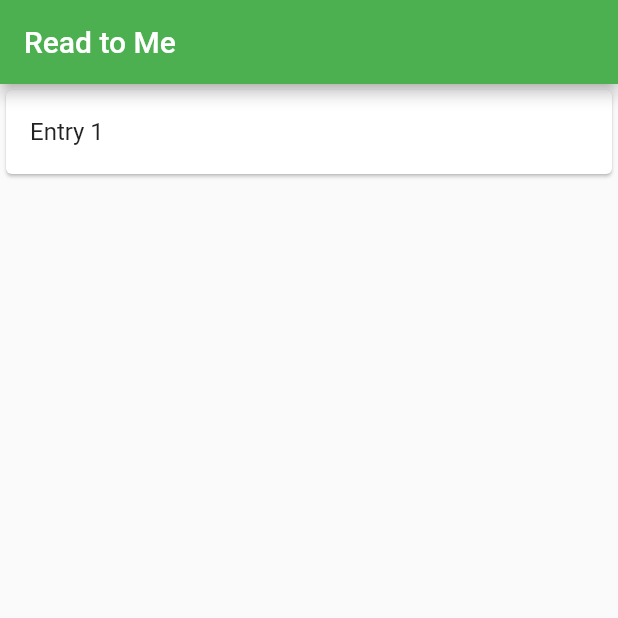
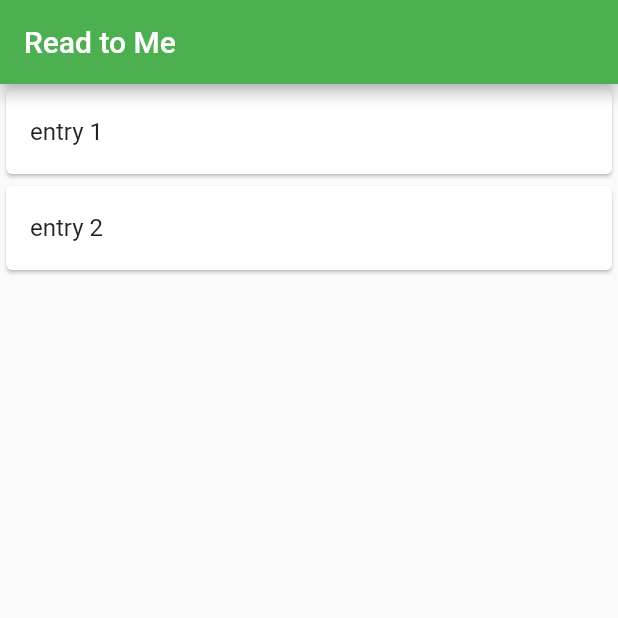
Before and after one commit to adithya-somasundaram/readtome, a Flutter app: the screen it shows after launch, on a phone screen of 412 x 824 dp, the top half of it. Run offline on Flutter 3.47's test engine with Material 2 defaults, Android fonts, the phone set to English and light mode, and no system bars; our stand-ins replace string_validator.

Commit message:
added future builder to read and load from passages json

```diff
--- a/lib/home.dart
+++ b/lib/home.dart
@@ -1,17 +1,10 @@
+import 'dart:convert';
 import 'package:flutter/material.dart';
+import 'package:flutter/services.dart';
 import './entry.dart';
 
 class MyHomePage extends StatefulWidget {
   MyHomePage({Key key, this.title}) : super(key: key);
-
-  // This widget is the home page of your application. It is stateful, meaning
-  // that it has a State object (defined below) that contains fields that affect
-  // how it looks.
-
-  // This class is the configuration for the state. It holds the values (in this
-  // case the title) provided by the parent (in this case the App widget) and
-  // used by the build method of the State. Fields in a Widget subclass are
-  // always marked "final".
 
   final String title;
 
@@ -20,64 +13,74 @@ class MyHomePage extends StatefulWidget {
 }
 
 class _MyHomePageState extends State<MyHomePage> {
+  Future<String> _loadEntries() async {
+    return await rootBundle.loadString("assets/passages.json");
+  }
+
+  Future _storeEntries() async {
+    String result = await _loadEntries();
+    return jsonDecode(result);
+  }
+
+  _helper(name, msg) {
+    return GestureDetector(
+      onTap: () {
+        Navigator.of(context).push(MaterialPageRoute(
+            builder: (context) => Entry(title: name, message: msg)));
+      },
+      child: new Card(
+        child: ListTile(
+          title: Text(name),
+        ),
+      ),
+    );
+  }
 
   @override
   Widget build(BuildContext context) {
-    String temp = "The researchers found that word recall was greatest when the participants read aloud to themselves.\n\n“This study confirms that learning and memory benefit from active involvement,” says study author Colin M. MacLeod, a professor and chair of the Department of Psychology at the University of Waterloo.";
-    // This method is rerun every time setState is called, for instance as done
-    // by the _incrementCounter method above.
-    //
-    // The Flutter framework has been optimized to make rerunning build methods
-    // fast, so that you can just rebuild anything that needs updating rather
-    // than having to individually change instances of widgets.
     return Scaffold(
       appBar: AppBar(
-        // Here we take the value from the MyHomePage object that was created by
-        // the App.build method, and use it to set our appbar title.
         title: Text(widget.title),
       ),
       body: Center(
-        // Center is a layout widget. It takes a single child and positions it
-        // in the middle of the parent.
-        child: Column(
-          // Column is also a layout widget. It takes a list of children and
-          // arranges them vertically. By default, it sizes itself to fit its
-          // children horizontally, and tries to be as tall as its parent.
-          //
-          // Invoke "debug painting" (press "p" in the console, choose the
-          // "Toggle Debug Paint" action from the Flutter Inspector in Android
-          // Studio, or the "Toggle Debug Paint" command in Visual Studio Code)
-          // to see the wireframe for each widget.
-          //
-          // Column has various properties to control how it sizes itself and
-          // how it positions its children. Here we use mainAxisAlignment to
-          // center the children vertically; the main axis here is the vertical
-          // axis because Columns are vertical (the cross axis would be
-          // horizontal).
-          mainAxisAlignment: MainAxisAlignment.start,
-          children: <Widget>[
-            GestureDetector(
-              onTap: (){
-                Navigator.of(context).push(
-                  MaterialPageRoute(
-                    builder: (context) => Entry(title: 'Entry 1', message: temp)
-                  )
-                );
-              },
-              child: new Card(
-                child: ListTile(
-                  title: Text('Entry 1'),
-                ),
-              ) ,
-            )
-          ],
-        ),
-      ),
-      // floatingActionButton: FloatingActionButton(
-      //   onPressed: _incrementCounter,
-      //   tooltip: 'Increment',
-      //   child: Icon(Icons.add),
-      // ), // This trailing comma makes auto-formatting nicer for build methods.
+          child: FutureBuilder(
+              future: _storeEntries(),
+              builder: (BuildContext context, AsyncSnapshot snapshot) {
+                List<Widget> result;
+                if (snapshot.hasData) {
+                  result = <Widget>[
+                    for (var x in snapshot.data['entries'])
+                      _helper(x['name'], x['passage'])
+                  ];
+                } else if (snapshot.hasError) {
+                  result = <Widget>[
+                    Icon(
+                      Icons.check_circle_outline,
+                      color: Colors.green,
+                      size: 60,
+                    ),
+                    Padding(
+                      padding: const EdgeInsets.only(top: 16),
+                      child: Text('Result: ${snapshot.data}'),
+                    )
+                  ];
+                } else {
+                  result = <Widget>[
+                    Icon(
+                      Icons.check_circle_outline,
+                      color: Colors.green,
+                      size: 60,
+                    ),
+                    Padding(
+                      padding: const EdgeInsets.only(top: 16),
+                      child: Text('Result: ${snapshot.data}'),
+                    )
+                  ];
+                }
+                return Column(
+                    mainAxisAlignment: MainAxisAlignment.start,
+                    children: result);
+              })),
     );
   }
 }
```
